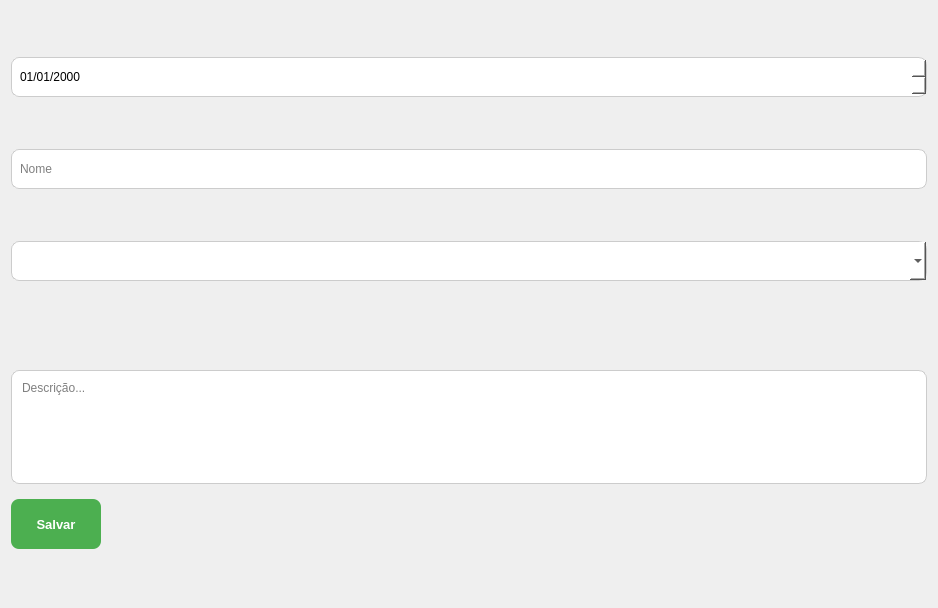
First picture: the form in App/view/ui/newReport.ui, repository Senac-SOR-ADS/Gerenciamento-Escolar, before the edit.
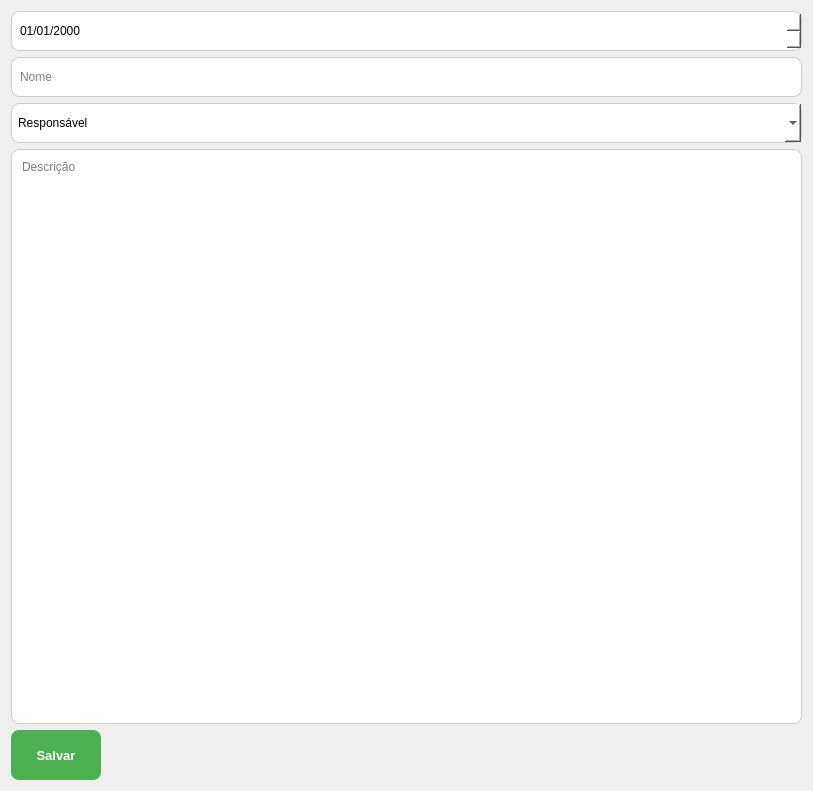
Second picture: the form after the edit. Icons and pictures are not drawn.

```diff
--- a/App/view/ui/newReport.ui
+++ b/App/view/ui/newReport.ui
@@ -6,10 +6,16 @@
    <rect>
     <x>0</x>
     <y>0</y>
-    <width>938</width>
-    <height>608</height>
+    <width>813</width>
+    <height>791</height>
    </rect>
   </property>
+  <property name="minimumSize">
+   <size>
+    <width>0</width>
+    <height>0</height>
+   </size>
+  </property>
   <property name="windowTitle">
    <string>Nova Ocorrencia</string>
   </property>
@@ -49,9 +55,9 @@
 	
 </string>
   </property>
-  <layout class="QHBoxLayout" name="horizontalLayout">
+  <layout class="QVBoxLayout" name="verticalLayout_2">
    <item>
-    <layout class="QVBoxLayout" name="verticalLayout" stretch="3,3,3,0,0">
+    <layout class="QVBoxLayout" name="verticalLayout" stretch="0,0,0,0,0">
      <property name="bottomMargin">
       <number>0</number>
      </property>
@@ -86,36 +92,46 @@
      </item>
      <item>
       <widget class="QComboBox" name="responsavelCombo">
+       <property name="sizePolicy">
+        <sizepolicy hsizetype="Preferred" vsizetype="Fixed">
+         <horstretch>0</horstretch>
+         <verstretch>0</verstretch>
+        </sizepolicy>
+       </property>
        <property name="maximumSize">
         <size>
          <width>16777215</width>
          <height>40</height>
         </size>
        </property>
+       <property name="styleSheet">
+        <string notr="true">.QComboBox {
+		margin-bottom: 0px;
+}</string>
+       </property>
+       <item>
+        <property name="text">
+         <string>Responsável</string>
+        </property>
+       </item>
       </widget>
      </item>
      <item>
-      <widget class="QTextEdit" name="descricaoOcorrencia">
+      <widget class="QTextEdit" name="textEdit">
+       <property name="sizePolicy">
+        <sizepolicy hsizetype="Expanding" vsizetype="Preferred">
+         <horstretch>0</horstretch>
+         <verstretch>0</verstretch>
+        </sizepolicy>
+       </property>
        <property name="minimumSize">
         <size>
-         <width>214</width>
-         <height>114</height>
+         <width>0</width>
+         <height>100</height>
         </size>
        </property>
-       <property name="maximumSize">
-        <size>
-         <width>16777215</width>
-         <height>40</height>
-        </size>
-       </property>
-       <property name="styleSheet">
-        <string notr="true">.QTextEdit {
-		min-width: 200px;
-    	min-height: 100px;
-}</string>
-       </property>
        <property name="placeholderText">
-        <string>Descrição...</string>
+        <string>Descrição</string>
        </property>
       </widget>
      </item>
@@ -123,7 +139,7 @@
       <widget class="QPushButton" name="btnSaveReport">
        <property name="minimumSize">
         <size>
-         <width>90</width>
+         <width>0</width>
          <height>0</height>
         </size>
        </property>
@@ -133,6 +149,11 @@
          <height>50</height>
         </size>
        </property>
+       <property name="styleSheet">
+        <string notr="true">.QPushButton {
+		
+}</string>
+       </property>
        <property name="text">
         <string>Salvar</string>
        </property>
```
Left out of the diff: 4 changed lines with no effect on the pictures.
